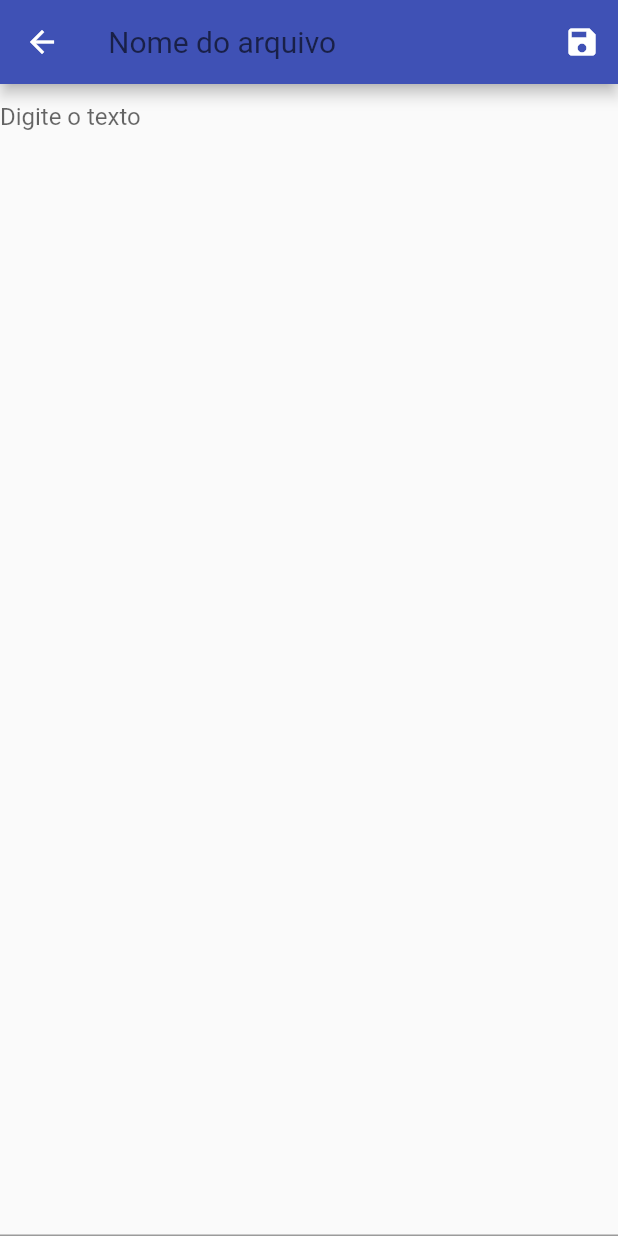
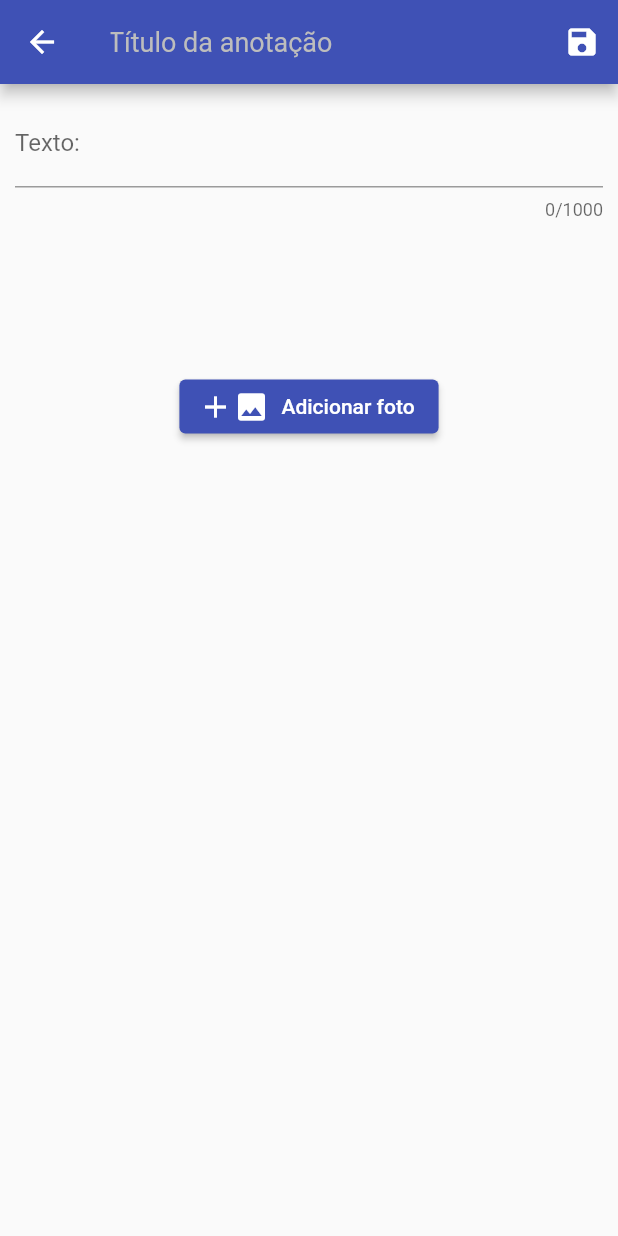
Before and after one commit to jgdml/TrabalhoAnotacoes, a Flutter app: the screen it shows after launch, after a tap on the "add" icon, on a phone screen of 412 x 824 dp. Run offline on Flutter 3.47's test engine with Material 2 defaults, Android fonts, the phone set to English and light mode, and no system bars; our stand-ins replace flutter_mobx, get_it, mobx, sqflite; accounts and stored records are empty; generated files the repository leaves out were written again.

Commit message:
definindo formulário

```diff
--- a/lib/app/domain/services/anotacao_service.dart
+++ b/lib/app/domain/services/anotacao_service.dart
@@ -30,6 +30,10 @@ class AnotacaoService{
             throw new DomainException("Título não pode ser vazio");
         }
 
+        else if (anotacao.texto!.length > 1000){
+            throw new DomainException("Texto deve ser menor que 1000 caracteres");
+        }
+
         // precisa verificar se existe pelo menos um texto
         // ou uma imagem na anotacao
         // else if (anotacao.texto == null && ){
--- a/lib/app/screen/create.dart
+++ b/lib/app/screen/create.dart
@@ -1,5 +1,5 @@
 import 'package:flutter/material.dart';
-
+import 'package:text_editor/app/screen/create_back.dart';
 
 
 class Create extends StatefulWidget {
@@ -12,34 +12,71 @@ class Create extends StatefulWidget {
 
 class _CreateState extends State<Create> {
 
-    final titleController = TextEditingController();
-    final textController = TextEditingController();
+    Widget titleField(CreateBack back){
+        return TextFormField(
+            initialValue: back.anotacao?.titulo ?? '',
+            autofocus: true,
+            style: TextStyle(fontSize: 18, color: Colors.white),
+
+            decoration: InputDecoration(
+                hintText: "Título da anotação",
+                hintStyle: TextStyle(color: Colors.grey.shade400)
+            ),
+        );
+    }
+
+
+    Widget textField(CreateBack back){
+        return TextFormField(
+            initialValue: back.anotacao?.texto ?? '',
+            decoration: InputDecoration(
+                labelText: "Texto:"
+            ),
+            scrollPadding: EdgeInsets.all(20.0),
+            keyboardType: TextInputType.multiline,
+            minLines: 1,
+            maxLines: 15,
+            maxLength: 1000,
+        );
+    }
+
+
+    Widget imageField(){
+        return Column(
+            children: [
+                Container(
+                    height: 100,
+                    child: ListView(
+
+                    )
+                ),
+
+                ElevatedButton.icon(
+                    onPressed: () => null,
+                    icon: Row(children: [Icon(Icons.add), Icon(Icons.image)],),
+                    label: Text('Adicionar foto'),
+
+                )
+            ],
+        );
+    }
 
 
     @override
     Widget build(BuildContext context) {
+        var _back = CreateBack(context);
+
         return Scaffold(
 
             appBar: AppBar(
-
-                title: TextField(
-                    controller: titleController,
-                    style: TextStyle(fontSize: 20),
-                    autofocus: true,
-                    decoration: InputDecoration(
-                        hintText: "Nome do arquivo",
-                    ),
-                ),
-
+                title: titleField(_back),
                 actions: [
                     IconButton(
                         onPressed: () {
                             ScaffoldMessenger.of(context).showSnackBar(
-                                SnackBar(content: Text("Texto salvo"))
+                                SnackBar(content: Text("Anotação salva"))
                             );
-
                             Navigator.of(context).pop();
-
                         },
                         icon: Icon(Icons.save)
                     )
@@ -48,18 +85,17 @@ class _CreateState extends State<Create> {
 
 
 
-            body: Center(
-
-                child: TextField(
-                    controller: textController,
-                    decoration: InputDecoration(hintText: "Digite o texto"),
-                    scrollPadding: EdgeInsets.all(20.0),
-                    keyboardType: TextInputType.multiline,
-                    maxLines: 1000,
+            body: Padding(
+                padding: EdgeInsets.all(10),
+                child: Form(
+                    child: Column(
+                        children: [
+                            textField(_back),
+                            imageField()
+                        ],
                     )
-
-                ),
-
+                )
+            )
         );
     }
 }
--- /dev/null
+++ b/lib/app/screen/create_back.dart
@@ -0,0 +1,21 @@
+import 'package:flutter/cupertino.dart';
+import 'package:mobx/mobx.dart';
+import 'package:text_editor/app/domain/entities/anotacao.dart';
+
+part 'create_back.g.dart';
+
+
+class CreateBack = _CreateBack with _$CreateBack;
+
+abstract class _CreateBack with Store{
+    Anotacao? anotacao;
+
+    _CreateBack(BuildContext context){
+        var parametro = ModalRoute.of(context)!.settings.arguments;
+
+
+        if (parametro != null){
+            anotacao = parametro as Anotacao;
+        }
+    }
+}
```
Also changed, not shown: lib/app/screen/create_back.g.dart (added).
